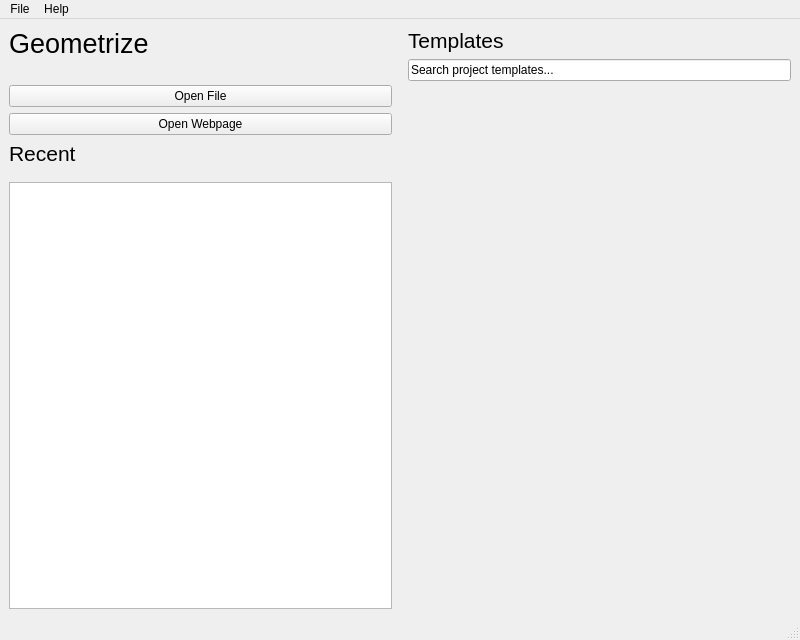
First picture: the form in Geometrize/dialog/launchwindow.ui, repository Tw1ddle/geometrize, before the edit.
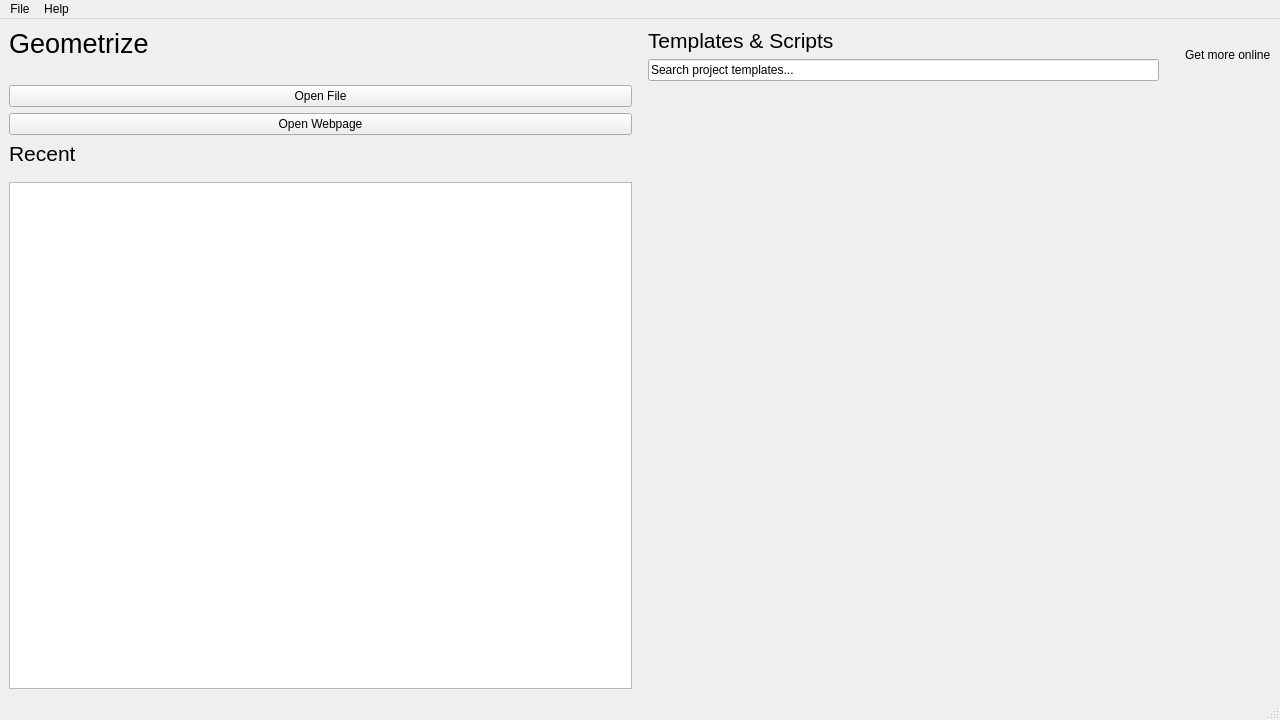
Second picture: the form after the edit. Custom widgets are drawn as their Qt base class.

Commit message: Add debug break function, more UI tweaks

The edit to the form file:
```diff
--- a/Geometrize/dialog/launchwindow.ui
+++ b/Geometrize/dialog/launchwindow.ui
@@ -6,8 +6,8 @@
    <rect>
     <x>0</x>
     <y>0</y>
-    <width>800</width>
-    <height>640</height>
+    <width>1280</width>
+    <height>720</height>
    </rect>
   </property>
   <property name="minimumSize">
@@ -154,6 +154,10 @@
       <item>
        <layout class="QVBoxLayout" name="templatesLayout">
         <item>
+         <layout class="QHBoxLayout" name="horizontalLayout_3">
+          <item>
+           <layout class="QVBoxLayout" name="verticalLayout_3">
+            <item>
          <widget class="QLabel" name="label">
           <property name="sizePolicy">
            <sizepolicy hsizetype="Fixed" vsizetype="Fixed">
@@ -167,7 +171,7 @@
            </font>
           </property>
           <property name="text">
-           <string>Templates</string>
+               <string>Templates &amp; Scripts</string>
           </property>
          </widget>
         </item>
@@ -178,6 +182,37 @@
           </property>
          </widget>
         </item>
+           </layout>
+          </item>
+          <item>
+           <layout class="QHBoxLayout" name="horizontalLayout_4">
+            <item>
+             <spacer name="horizontalSpacer_3">
+              <property name="orientation">
+               <enum>Qt::Horizontal</enum>
+              </property>
+              <property name="sizeType">
+               <enum>QSizePolicy::Fixed</enum>
+              </property>
+              <property name="sizeHint" stdset="0">
+               <size>
+                <width>20</width>
+                <height>20</height>
+               </size>
+              </property>
+             </spacer>
+            </item>
+            <item>
+             <widget class="QLabel" name="label_2">
+              <property name="text">
+               <string>Get more online</string>
+              </property>
+             </widget>
+            </item>
+           </layout>
+          </item>
+         </layout>
+        </item>
         <item>
          <spacer name="verticalSpacer_3">
           <property name="orientation">
@@ -213,8 +248,8 @@
             <rect>
              <x>0</x>
              <y>0</y>
-             <width>382</width>
-             <height>521</height>
+             <width>622</width>
+             <height>597</height>
             </rect>
            </property>
           </widget>
@@ -232,7 +267,7 @@
     <rect>
      <x>0</x>
      <y>0</y>
-     <width>800</width>
+     <width>1280</width>
      <height>17</height>
     </rect>
    </property>
```
Left out of the diff: 1 changed line with no effect on the pictures. Lines whose indentation alone changed are shown as unchanged. The commit also changes 5 other files.
